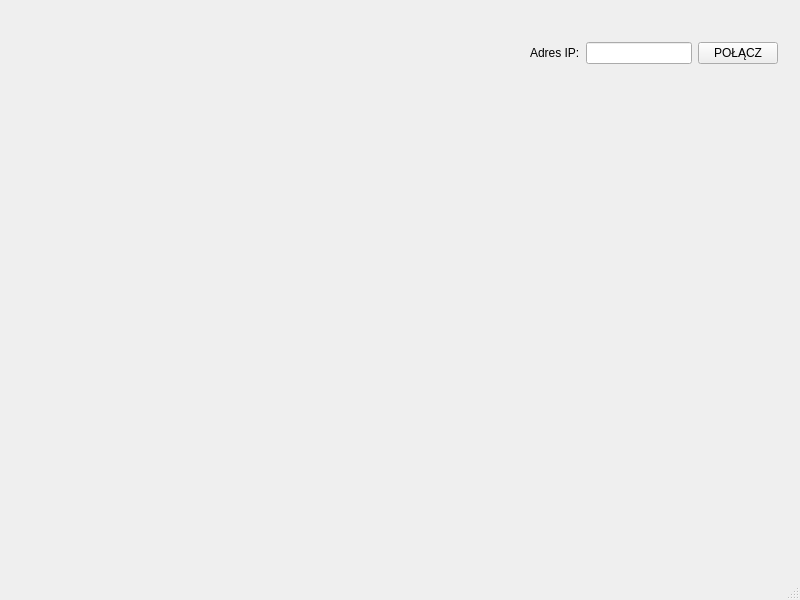
This is 3growbox_qtwidget/GrowBoxDesktop/mainwindow.ui in wojtron2/Desktop_QT_app_box as Qt 5 draws it before an edit. The edited form follows.
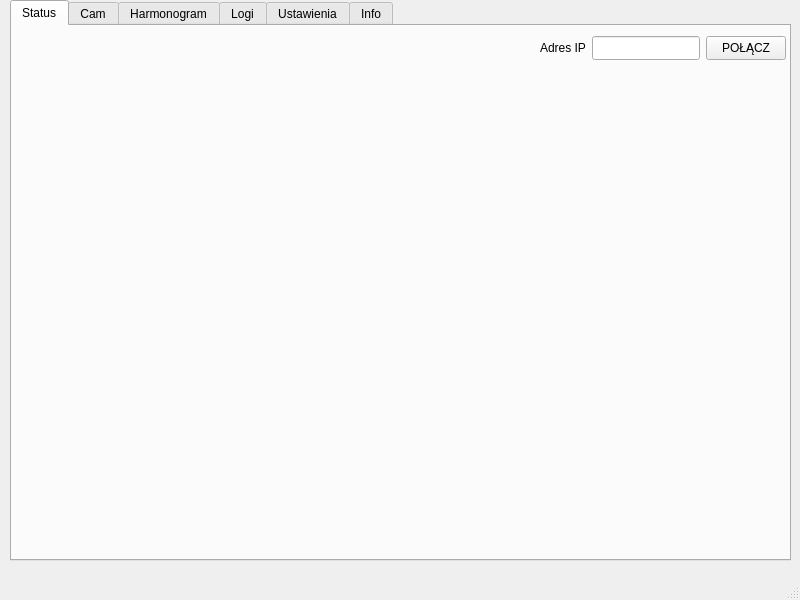
This is the edited form. The open tabs and pages were chosen to show the change.

```diff
--- a/3growbox_qtwidget/GrowBoxDesktop/mainwindow.ui
+++ b/3growbox_qtwidget/GrowBoxDesktop/mainwindow.ui
@@ -14,6 +14,85 @@
    <string>MainWindow</string>
   </property>
   <widget class="QWidget" name="centralwidget">
+   <widget class="QTabWidget" name="tabWidget">
+    <property name="geometry">
+     <rect>
+      <x>10</x>
+      <y>0</y>
+      <width>781</width>
+      <height>561</height>
+     </rect>
+    </property>
+    <property name="currentIndex">
+     <number>5</number>
+    </property>
+    <widget class="QWidget" name="tab">
+     <attribute name="title">
+      <string>Status</string>
+     </attribute>
+     <widget class="QLineEdit" name="lineEdit_IP">
+      <property name="geometry">
+       <rect>
+        <x>580</x>
+        <y>10</y>
+        <width>108</width>
+        <height>24</height>
+       </rect>
+      </property>
+     </widget>
+     <widget class="QPushButton" name="pushButton_CONNECT">
+      <property name="geometry">
+       <rect>
+        <x>694</x>
+        <y>10</y>
+        <width>80</width>
+        <height>24</height>
+       </rect>
+      </property>
+      <property name="text">
+       <string>POŁĄCZ</string>
+      </property>
+     </widget>
+     <widget class="QLabel" name="label_IP">
+      <property name="geometry">
+       <rect>
+        <x>528</x>
+        <y>10</y>
+        <width>46</width>
+        <height>24</height>
+       </rect>
+      </property>
+      <property name="text">
+       <string>Adres IP:</string>
+      </property>
+     </widget>
+    </widget>
+    <widget class="QWidget" name="tab_2">
+     <attribute name="title">
+      <string>Cam</string>
+     </attribute>
+    </widget>
+    <widget class="QWidget" name="tab_3">
+     <attribute name="title">
+      <string>Harmonogram</string>
+     </attribute>
+    </widget>
+    <widget class="QWidget" name="tab_4">
+     <attribute name="title">
+      <string>Logi</string>
+     </attribute>
+    </widget>
+    <widget class="QWidget" name="tab_5">
+     <attribute name="title">
+      <string>Ustawienia</string>
+     </attribute>
+    </widget>
+    <widget class="QWidget" name="tab_6">
+     <attribute name="title">
+      <string>Info</string>
+     </attribute>
+    </widget>
+   </widget>
    <widget class="QWidget" name="">
     <property name="geometry">
      <rect>
@@ -23,25 +102,7 @@
       <height>26</height>
      </rect>
     </property>
-    <layout class="QHBoxLayout" name="horizontalLayout">
-     <item>
-      <widget class="QLabel" name="label_IP">
-       <property name="text">
-        <string>Adres IP:</string>
-       </property>
-      </widget>
-     </item>
-     <item>
-      <widget class="QLineEdit" name="lineEdit_IP"/>
-     </item>
-     <item>
-      <widget class="QPushButton" name="pushButton_CONNECT">
-       <property name="text">
-        <string>POŁĄCZ</string>
-       </property>
-      </widget>
-     </item>
-    </layout>
+    <layout class="QHBoxLayout" name="horizontalLayout"/>
    </widget>
   </widget>
   <widget class="QMenuBar" name="menubar">
```
